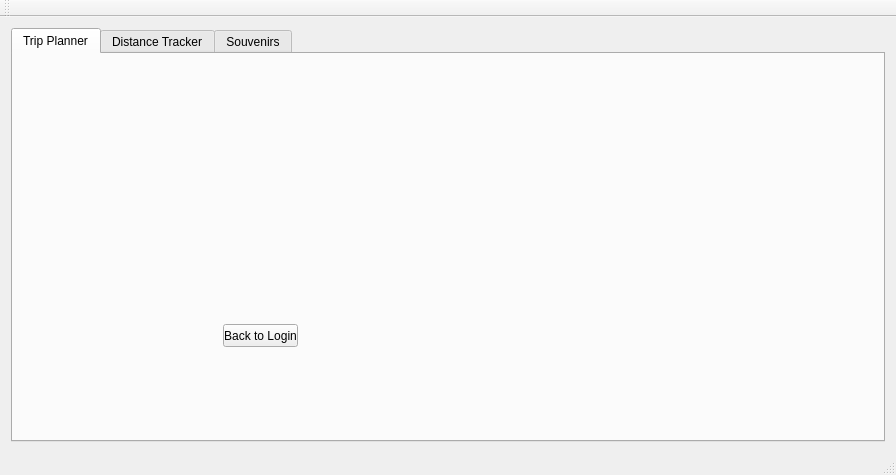
Qt form Group_Project_1/mainwindow.ui (Cyrus-Riahi/CS1D-P1) before a commit.
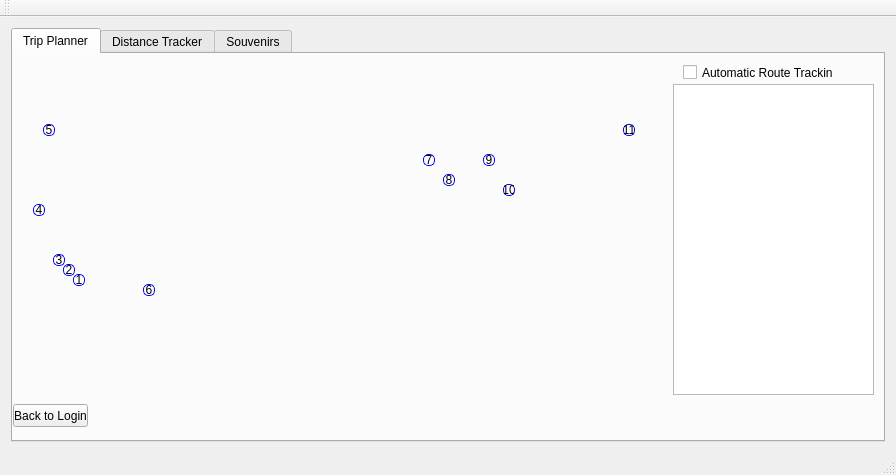
The same form after that commit.

Commit message: Added the automatic route tracker working with all 11 schools.

```diff
--- a/Group_Project_1/mainwindow.ui
+++ b/Group_Project_1/mainwindow.ui
@@ -35,8 +35,8 @@
          <widget class="QPushButton" name="backToLoginButton">
           <property name="geometry">
            <rect>
-            <x>210</x>
-            <y>270</y>
+            <x>0</x>
+            <y>350</y>
             <width>75</width>
             <height>23</height>
            </rect>
@@ -51,6 +51,319 @@
            <bool>false</bool>
           </property>
          </widget>
+         <widget class="QLabel" name="Us_pixelmap">
+          <property name="geometry">
+           <rect>
+            <x>0</x>
+            <y>0</y>
+            <width>651</width>
+            <height>341</height>
+           </rect>
+          </property>
+          <property name="text">
+           <string/>
+          </property>
+         </widget>
+         <widget class="QTextBrowser" name="testBrowser">
+          <property name="geometry">
+           <rect>
+            <x>660</x>
+            <y>30</y>
+            <width>201</width>
+            <height>311</height>
+           </rect>
+          </property>
+         </widget>
+         <widget class="QPushButton" name="SaddlebackButton">
+          <property name="geometry">
+           <rect>
+            <x>60</x>
+            <y>220</y>
+            <width>12</width>
+            <height>12</height>
+           </rect>
+          </property>
+          <property name="styleSheet">
+           <string notr="true">background-color: white;
+ border-style: solid;
+ border-width:1px;
+ border-radius: 5px;
+ border-color: blue;
+ max-width:10px;
+ max-height:10px;
+ min-width:10px;
+ min-height:10px;</string>
+          </property>
+          <property name="text">
+           <string>1</string>
+          </property>
+         </widget>
+         <widget class="QPushButton" name="UCIButton">
+          <property name="geometry">
+           <rect>
+            <x>50</x>
+            <y>210</y>
+            <width>12</width>
+            <height>12</height>
+           </rect>
+          </property>
+          <property name="styleSheet">
+           <string notr="true">background-color: white;
+ border-style: solid;
+ border-width:1px;
+ border-radius: 5px;
+ border-color: blue;
+ max-width:10px;
+ max-height:10px;
+ min-width:10px;
+ min-height:10px;</string>
+          </property>
+          <property name="text">
+           <string>2</string>
+          </property>
+         </widget>
+         <widget class="QPushButton" name="UCLAButton">
+          <property name="geometry">
+           <rect>
+            <x>40</x>
+            <y>200</y>
+            <width>12</width>
+            <height>12</height>
+           </rect>
+          </property>
+          <property name="styleSheet">
+           <string notr="true">background-color: white;
+ border-style: solid;
+ border-width:1px;
+ border-radius: 5px;
+ border-color: blue;
+ max-width:10px;
+ max-height:10px;
+ min-width:10px;
+ min-height:10px;</string>
+          </property>
+          <property name="text">
+           <string>3</string>
+          </property>
+         </widget>
+         <widget class="QCheckBox" name="automaticRouteTrackingCheckBox">
+          <property name="geometry">
+           <rect>
+            <x>670</x>
+            <y>10</y>
+            <width>151</width>
+            <height>17</height>
+           </rect>
+          </property>
+          <property name="text">
+           <string>Automatic Route Tracking</string>
+          </property>
+         </widget>
+         <widget class="QLabel" name="TotalMilesLabel">
+          <property name="geometry">
+           <rect>
+            <x>660</x>
+            <y>350</y>
+            <width>111</width>
+            <height>16</height>
+           </rect>
+          </property>
+          <property name="text">
+           <string/>
+          </property>
+         </widget>
+         <widget class="QPushButton" name="UniversityOfPacificButton">
+          <property name="geometry">
+           <rect>
+            <x>20</x>
+            <y>150</y>
+            <width>12</width>
+            <height>12</height>
+           </rect>
+          </property>
+          <property name="styleSheet">
+           <string notr="true">background-color: white;
+ border-style: solid;
+ border-width:1px;
+ border-radius: 5px;
+ border-color: blue;
+ max-width:10px;
+ max-height:10px;
+ min-width:10px;
+ min-height:10px;</string>
+          </property>
+          <property name="text">
+           <string>4</string>
+          </property>
+         </widget>
+         <widget class="QPushButton" name="UniversityOfOregonButton">
+          <property name="geometry">
+           <rect>
+            <x>30</x>
+            <y>70</y>
+            <width>12</width>
+            <height>12</height>
+           </rect>
+          </property>
+          <property name="styleSheet">
+           <string notr="true">background-color: white;
+ border-style: solid;
+ border-width:1px;
+ border-radius: 5px;
+ border-color: blue;
+ max-width:10px;
+ max-height:10px;
+ min-width:10px;
+ min-height:10px;</string>
+          </property>
+          <property name="text">
+           <string>5</string>
+          </property>
+         </widget>
+         <widget class="QPushButton" name="ASUButton">
+          <property name="geometry">
+           <rect>
+            <x>130</x>
+            <y>230</y>
+            <width>12</width>
+            <height>12</height>
+           </rect>
+          </property>
+          <property name="styleSheet">
+           <string notr="true">background-color: white;
+ border-style: solid;
+ border-width:1px;
+ border-radius: 5px;
+ border-color: blue;
+ max-width:10px;
+ max-height:10px;
+ min-width:10px;
+ min-height:10px;</string>
+          </property>
+          <property name="text">
+           <string>6</string>
+          </property>
+         </widget>
+         <widget class="QPushButton" name="UniversityOfWisconsinButton">
+          <property name="geometry">
+           <rect>
+            <x>410</x>
+            <y>100</y>
+            <width>12</width>
+            <height>12</height>
+           </rect>
+          </property>
+          <property name="styleSheet">
+           <string notr="true">background-color: white;
+ border-style: solid;
+ border-width:1px;
+ border-radius: 5px;
+ border-color: blue;
+ max-width:10px;
+ max-height:10px;
+ min-width:10px;
+ min-height:10px;</string>
+          </property>
+          <property name="text">
+           <string>7</string>
+          </property>
+         </widget>
+         <widget class="QPushButton" name="NorthwesternButton">
+          <property name="geometry">
+           <rect>
+            <x>430</x>
+            <y>120</y>
+            <width>12</width>
+            <height>12</height>
+           </rect>
+          </property>
+          <property name="styleSheet">
+           <string notr="true">background-color: white;
+ border-style: solid;
+ border-width:1px;
+ border-radius: 5px;
+ border-color: blue;
+ max-width:10px;
+ max-height:10px;
+ min-width:10px;
+ min-height:10px;</string>
+          </property>
+          <property name="text">
+           <string>8</string>
+          </property>
+         </widget>
+         <widget class="QPushButton" name="UniversityOfMichiganButton">
+          <property name="geometry">
+           <rect>
+            <x>470</x>
+            <y>100</y>
+            <width>12</width>
+            <height>12</height>
+           </rect>
+          </property>
+          <property name="styleSheet">
+           <string notr="true">background-color: white;
+ border-style: solid;
+ border-width:1px;
+ border-radius: 5px;
+ border-color: blue;
+ max-width:10px;
+ max-height:10px;
+ min-width:10px;
+ min-height:10px;</string>
+          </property>
+          <property name="text">
+           <string>9</string>
+          </property>
+         </widget>
+         <widget class="QPushButton" name="OSUButton">
+          <property name="geometry">
+           <rect>
+            <x>490</x>
+            <y>130</y>
+            <width>12</width>
+            <height>12</height>
+           </rect>
+          </property>
+          <property name="styleSheet">
+           <string notr="true">background-color: white;
+ border-style: solid;
+ border-width:1px;
+ border-radius: 5px;
+ border-color: blue;
+ max-width:10px;
+ max-height:10px;
+ min-width:10px;
+ min-height:10px;</string>
+          </property>
+          <property name="text">
+           <string>10</string>
+          </property>
+         </widget>
+         <widget class="QPushButton" name="MITButton">
+          <property name="geometry">
+           <rect>
+            <x>610</x>
+            <y>70</y>
+            <width>12</width>
+            <height>12</height>
+           </rect>
+          </property>
+          <property name="styleSheet">
+           <string notr="true">background-color: white;
+ border-style: solid;
+ border-width:1px;
+ border-radius: 5px;
+ border-color: blue;
+ max-width:10px;
+ max-height:10px;
+ min-width:10px;
+ min-height:10px;</string>
+          </property>
+          <property name="text">
+           <string>11</string>
+          </property>
+         </widget>
         </widget>
         <widget class="QWidget" name="distanceTrackerTab">
          <attribute name="title">
```
The commit also changes 14 other files.
